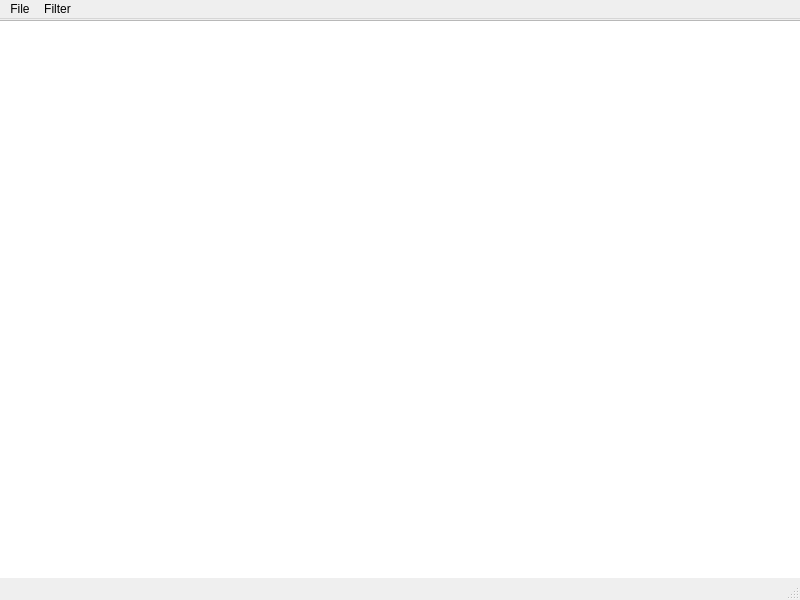
ExileGamingSolutions/armareforger-log-viewer-GUI, file mainwindow.ui: the form before one commit.
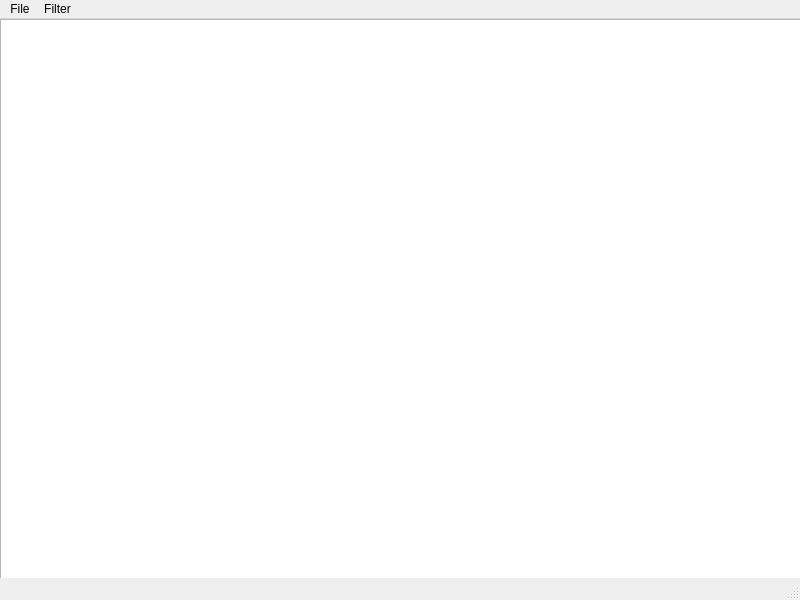
The form after the commit.

Commit message: List View

The edit to the form file:
```diff
--- a/mainwindow.ui
+++ b/mainwindow.ui
@@ -14,12 +14,12 @@
    <string>MainWindow</string>
   </property>
   <widget class="QWidget" name="centralwidget">
-   <widget class="QTableWidget" name="tableWidget">
+   <widget class="QListView" name="listView">
     <property name="geometry">
      <rect>
-      <x>-5</x>
-      <y>1</y>
-      <width>811</width>
+      <x>0</x>
+      <y>0</y>
+      <width>801</width>
       <height>581</height>
      </rect>
     </property>
```
Left out of the diff: 1 changed line with no effect on the pictures. The commit also changes 1 other file.
